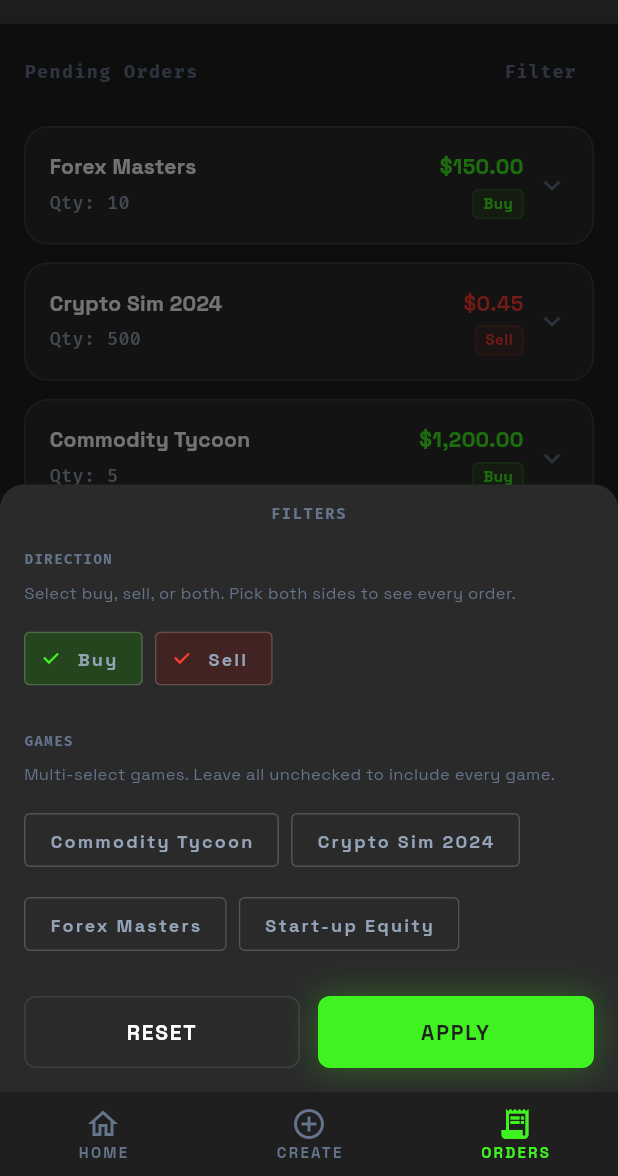
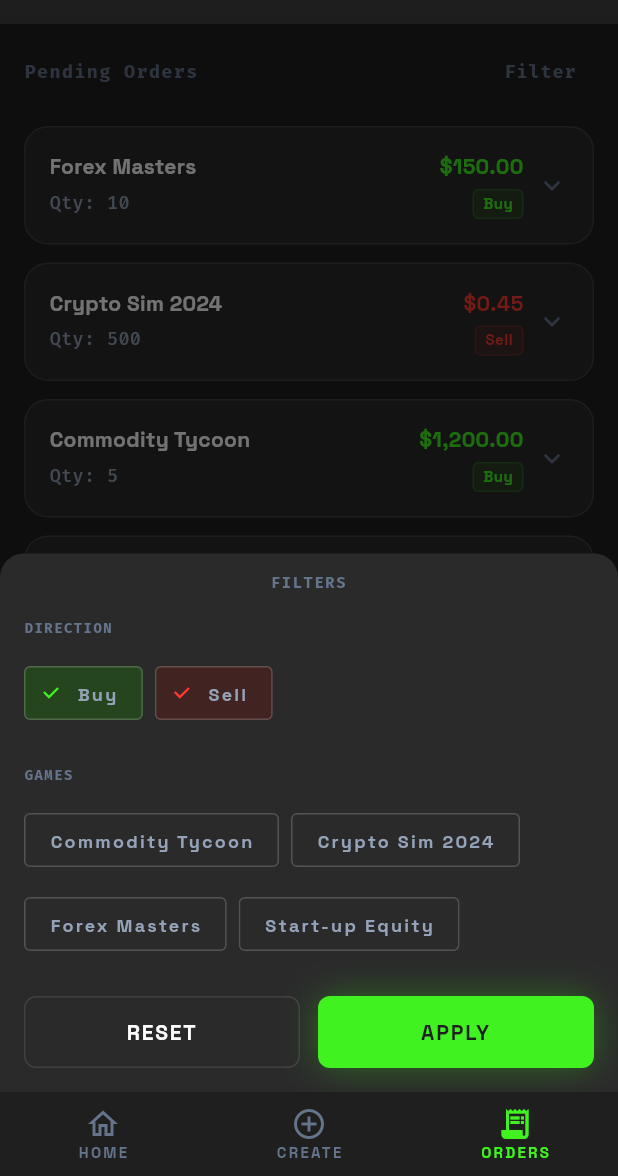
Before and after one commit to Tanmay-Johri/uncertain-envelopes-2, a Flutter app: the PendingOrdersScreen screen opened by its route, after a tap on "Filter", on a phone screen of 412 x 824 dp, the part 60-1236 px from its top. Run offline on Flutter 3.47's test engine with Material 3 defaults, Android fonts, the phone set to English and light mode, and no system bars; our stand-ins replace fl_chart, go_router.

Commit message:
fix(orders): remove filter sheet direction/games helper copy
Co-authored-by: Cursor <cursoragent@cursor.com>

```diff
--- a/lib/ui/screens/orders/pending_orders_screen.dart
+++ b/lib/ui/screens/orders/pending_orders_screen.dart
@@ -278,15 +278,6 @@ class _PendingOrdersFilterSheetState extends State<_PendingOrdersFilterSheet> {
                   color: AppColors.textTertiary,
                 ),
               ),
-              const SizedBox(height: AppSpacing.sm),
-              Text(
-                'Select buy, sell, or both. Pick both sides to see every order.',
-                style: AppTypography.bodySmall.copyWith(
-                  fontSize: 11,
-                  height: 1.35,
-                  color: AppColors.textTertiary,
-                ),
-              ),
               const SizedBox(height: AppSpacing.md),
               Wrap(
                 spacing: AppSpacing.sm,
@@ -355,15 +346,6 @@ class _PendingOrdersFilterSheetState extends State<_PendingOrdersFilterSheet> {
                   fontSize: 9,
                   fontWeight: FontWeight.bold,
                   letterSpacing: 1,
-                  color: AppColors.textTertiary,
-                ),
-              ),
-              const SizedBox(height: AppSpacing.sm),
-              Text(
-                'Multi-select games. Leave all unchecked to include every game.',
-                style: AppTypography.bodySmall.copyWith(
-                  fontSize: 11,
-                  height: 1.35,
                   color: AppColors.textTertiary,
                 ),
               ),
```
